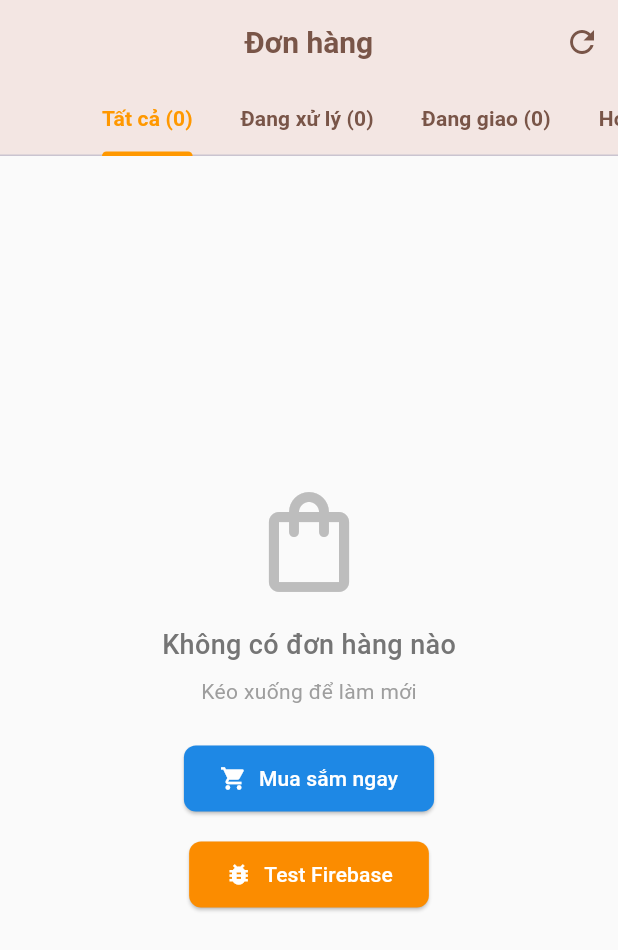
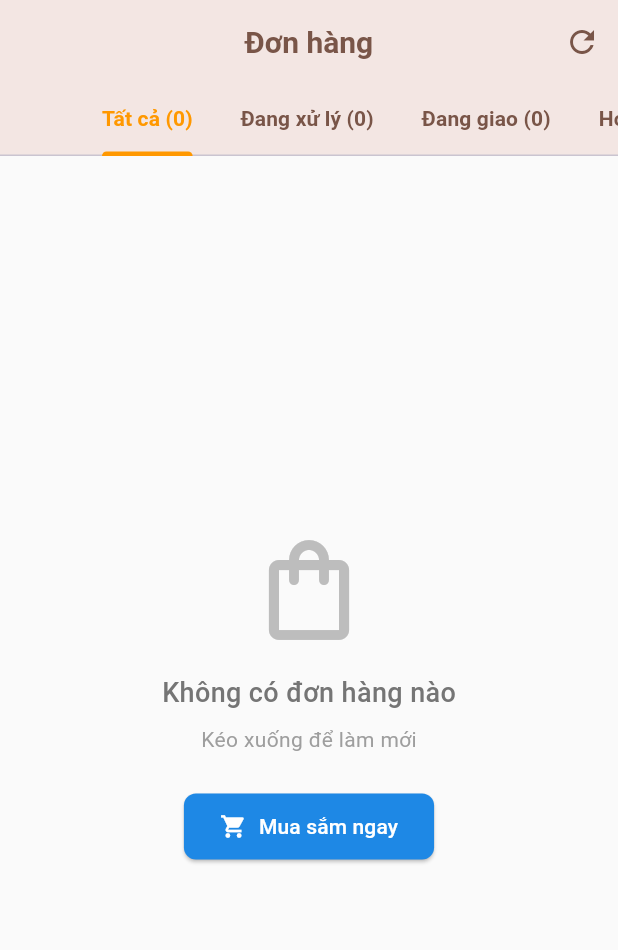
Before and after one commit to nguyentanphucuit/badminstoreapp2, a Flutter app: the MainOrder screen opened directly, on a phone screen of 412 x 824 dp. Shown: the top 950 px of the screen. Run offline on Flutter 3.47's test engine with Material 3 defaults, Android fonts, the phone set to English and light mode, and no system bars; our stand-ins replace cloud_firestore, firebase_auth, firebase_core, firebase_storage, flutter_dotenv, flutter_riverpod; accounts and stored records are empty.

Commit message:
fix error shopping cart when empty products

```diff
--- a/lib/page/order/mainorder.dart
+++ b/lib/page/order/mainorder.dart
@@ -6,6 +6,7 @@ import '../../data/model/productmodel.dart';
 import 'package:firebase_auth/firebase_auth.dart';
 import '../../services/firestore_service.dart';
 import '../order/orderbody.dart';
+import '../mainpage.dart';
 
 class MainOrder extends ConsumerStatefulWidget {
   final dynamic user; // Accept Firebase User
@@ -393,33 +394,16 @@ class _MainOrderState extends ConsumerState<MainOrder>
           if (selectedFilter == 'all') ...[
             ElevatedButton.icon(
               onPressed: () {
-                // Navigate to shopping page (home tab)
-                Navigator.pop(context);
+                // Navigate to home page by going back to main page
+                Navigator.of(context).pushAndRemoveUntil(
+                  MaterialPageRoute(builder: (context) => const MainPage()),
+                  (route) => false,
+                );
               },
               icon: const Icon(Icons.shopping_cart),
               label: const Text('Mua sắm ngay'),
               style: ElevatedButton.styleFrom(
                 backgroundColor: Colors.blue[600],
-                foregroundColor: Colors.white,
-                padding: const EdgeInsets.symmetric(
-                  horizontal: 24,
-                  vertical: 12,
-                ),
-                shape: RoundedRectangleBorder(
-                  borderRadius: BorderRadius.circular(8),
-                ),
-              ),
-            ),
-            const SizedBox(height: 16),
-            ElevatedButton.icon(
-              onPressed: () {
-                // Test button to debug Firebase connection
-                _testFirebaseConnection();
-              },
-              icon: const Icon(Icons.bug_report),
-              label: const Text('Test Firebase'),
-              style: ElevatedButton.styleFrom(
-                backgroundColor: Colors.orange[600],
                 foregroundColor: Colors.white,
                 padding: const EdgeInsets.symmetric(
                   horizontal: 24,
```
